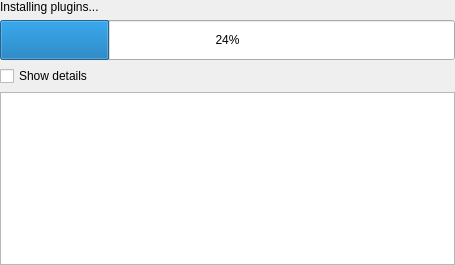
Old version of the form src/projexui/widgets/xprogressfeedbackwidget/ui/xprogressfeedbackwidget.ui in the repository bitesofcode/projexui.
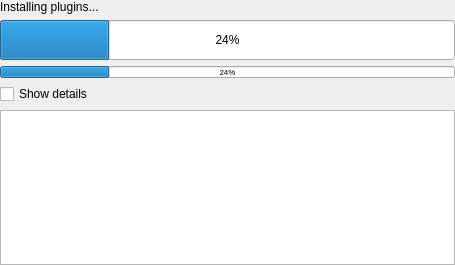
New version of the form. Custom widgets are drawn as their Qt base class.

```diff
--- a/src/projexui/widgets/xprogressfeedbackwidget/ui/xprogressfeedbackwidget.ui
+++ b/src/projexui/widgets/xprogressfeedbackwidget/ui/xprogressfeedbackwidget.ui
@@ -37,14 +37,14 @@
      </property>
     </widget>
    </item>
-   <item row="2" column="0">
+   <item row="3" column="0">
     <widget class="QCheckBox" name="uiShowDetailsCHK">
      <property name="text">
       <string>Show details</string>
      </property>
     </widget>
    </item>
-   <item row="3" column="0">
+   <item row="4" column="0">
     <widget class="XLoggerWidget" name="uiLoggerEDIT">
      <property name="sizePolicy">
       <sizepolicy hsizetype="Expanding" vsizetype="Expanding">
@@ -57,7 +57,7 @@
      </property>
     </widget>
    </item>
-   <item row="4" column="0">
+   <item row="5" column="0">
     <spacer name="verticalSpacer">
      <property name="orientation">
       <enum>Qt::Vertical</enum>
@@ -70,6 +70,30 @@
      </property>
     </spacer>
    </item>
+   <item row="2" column="0">
+    <widget class="QProgressBar" name="uiSecondaryProgressBAR">
+     <property name="minimumSize">
+      <size>
+       <width>0</width>
+       <height>12</height>
+      </size>
+     </property>
+     <property name="maximumSize">
+      <size>
+       <width>16777215</width>
+       <height>12</height>
+      </size>
+     </property>
+     <property name="font">
+      <font>
+       <pointsize>6</pointsize>
+      </font>
+     </property>
+     <property name="value">
+      <number>24</number>
+     </property>
+    </widget>
+   </item>
   </layout>
  </widget>
  <customwidgets>
```
